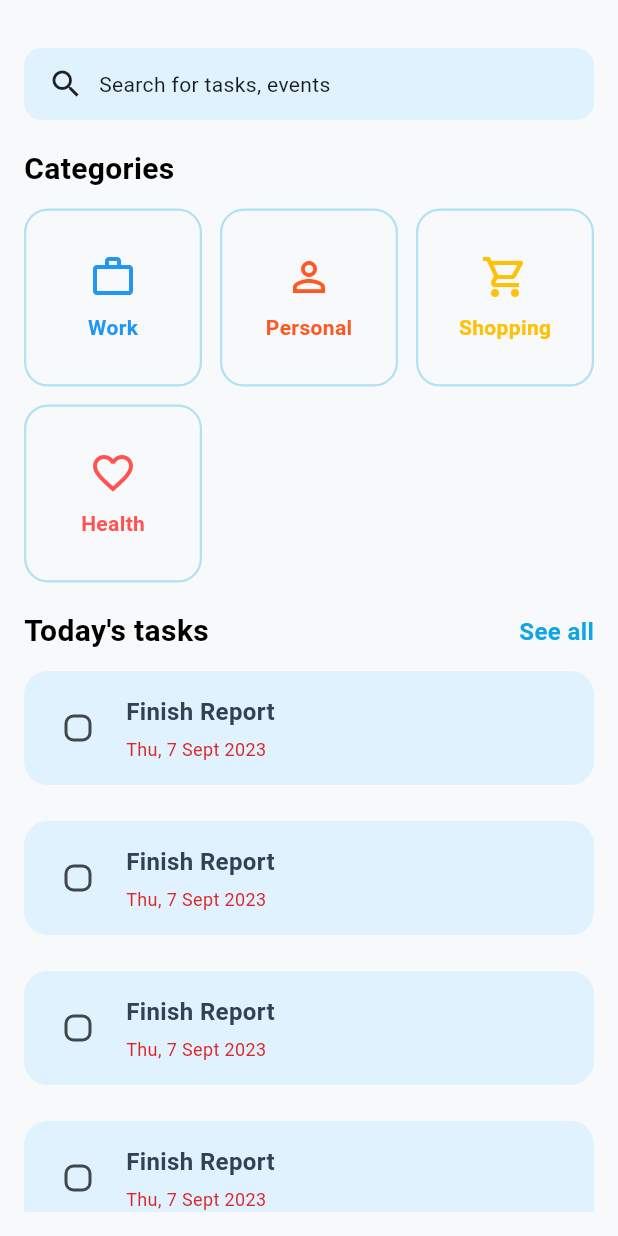
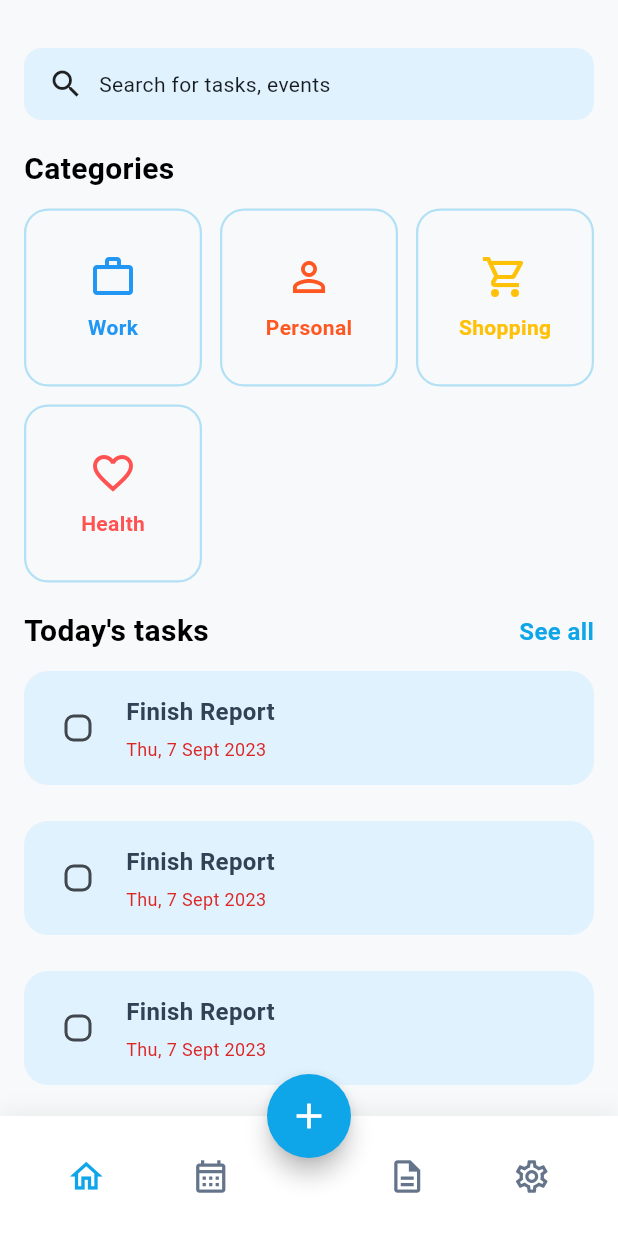
Before and after one commit to YahiaAshraf-CS/advanced_to_do_list, a Flutter app: the screen it shows after launch, on a phone screen of 412 x 824 dp. Run offline on Flutter 3.47's test engine with Material 3 defaults, Android fonts, the phone set to English and light mode, and no system bars.

Commit message:
fix( fixing the navigation bar and home page): - fixing the navigation bar - fix the home screen - complete the Home screen

```diff
--- a/lib/main.dart
+++ b/lib/main.dart
@@ -24,15 +24,15 @@ class MyApp extends StatelessWidget {
       debugShowCheckedModeBanner: false,
       title: 'Task & Calendar App',
       theme: AppTheme.lightTheme,
-      home: HomeScreen(),
+      home: const MainNavigationScreen(),
       routes: {
-        AppRoutes.home: (context) => HomeScreen(),
-        AppRoutes.allTasks: (context) => AllTasksScreen(),
-        AppRoutes.calendar: (context) => CalendarScreen(),
-        AppRoutes.settings: (context) => SettingsScreen(),
-        AppRoutes.documents: (context) => DocumentsScreen(),
-        AppRoutes.onboarding: (context) => OnboardingScreen(),
-        AppRoutes.signup: (context) => SignInScreen(),
+        AppRoutes.home: (context) => const HomeScreen(),
+        AppRoutes.allTasks: (context) => const AllTasksScreen(),
+        AppRoutes.calendar: (context) => const CalendarScreen(),
+        AppRoutes.settings: (context) => const SettingsScreen(),
+        AppRoutes.documents: (context) => const DocumentsScreen(),
+        AppRoutes.onboarding: (context) => const OnboardingScreen(),
+        AppRoutes.signup: (context) => const SignInScreen(),
       },
     );
   }
--- a/lib/view/screens/documents_screen.dart
+++ b/lib/view/screens/documents_screen.dart
@@ -10,6 +10,6 @@ class DocumentsScreen extends StatefulWidget {
 class _DocumentsScreenState extends State<DocumentsScreen> {
   @override
   Widget build(BuildContext context) {
-    return Scaffold();
+    return const Scaffold();
   }
 }
--- a/lib/view/screens/home_screen.dart
+++ b/lib/view/screens/home_screen.dart
@@ -1,18 +1,11 @@
-
-import 'package:advanced_to_do_list/core/routes/app_routes.dart';
 import 'package:advanced_to_do_list/theme/app_colors.dart';
 import 'package:advanced_to_do_list/view/widgets/Categories_widget.dart';
+import 'package:flutter/material.dart';
 import 'package:advanced_to_do_list/view/widgets/task_card.dart';
-import 'package:flutter/material.dart';
 
-class HomeScreen extends StatefulWidget {
+class HomeScreen extends StatelessWidget {
   const HomeScreen({super.key});
 
-  @override
-  State<HomeScreen> createState() => _HomeScreenState();
-}
-
-class _HomeScreenState extends State<HomeScreen> {
   @override
   Widget build(BuildContext context) {
     return Scaffold(
@@ -20,44 +13,38 @@ class _HomeScreenState extends State<HomeScreen> {
         padding: const EdgeInsets.all(16.0),
         child: Column(
           crossAxisAlignment: CrossAxisAlignment.start,
-
-          children:[
-
+          children: [
             Container(
               margin: const EdgeInsets.only(top: 16.0),
-              padding: const EdgeInsets.symmetric(horizontal: 16.0, vertical: 12.0),
+              padding:
+                  const EdgeInsets.symmetric(horizontal: 16.0, vertical: 12.0),
               decoration: BoxDecoration(
-
                 borderRadius: BorderRadius.circular(12.0),
                 color: AppColors.taskBackground,
-                // boxShadow: [
-                //   BoxShadow(
-                //     color: Colors.black.withOpacity(0.1),
-                //     blurRadius: 4.0,
-                //     offset: const Offset(0, 2),
-                //   ),
-                // ],
               ),
-              child: Row(
-
-                children:[
+              child: const Row(
+                children: [
                   Icon(Icons.search),
                   SizedBox(width: 10.0),
-                  Text('Search for tasks, events'),
+                  Expanded(
+                    child: Text(
+                      'Search for tasks, events',
+                      overflow: TextOverflow.ellipsis,
+                    ),
+                  ),
                 ],
               ),
             ),
-            SizedBox(height: 18.0),
-            Text(
+            const SizedBox(height: 18.0),
+            const Text(
               "Categories",
               style: TextStyle(
                 fontSize: 20.0,
                 fontWeight: FontWeight.bold,
                 color: AppColors.black,
-              )
-
               ),
-            SizedBox(height: 12.0),
+            ),
+            const SizedBox(height: 12.0),
             GridView.count(
               crossAxisCount: 3,
               crossAxisSpacing: 12,
@@ -87,34 +74,36 @@ class _HomeScreenState extends State<HomeScreen> {
                 ),
               ],
             ),
-            SizedBox(height: 18.0),
+            const SizedBox(height: 18.0),
             Row(
               mainAxisAlignment: MainAxisAlignment.spaceBetween,
-              children:[
-                Text("Today's tasks",
+              children: [
+                const Text(
+                  "Today's tasks",
                   style: TextStyle(
                     fontSize: 20.0,
                     fontWeight: FontWeight.bold,
                     color: AppColors.black,
-                )),
+                  ),
+                ),
                 InkWell(
-                onTap: (){
-
-                },
-                child: Text("See all",
+                  onTap: () {},
+                  child: const Text(
+                    "See all",
                     style: TextStyle(
-
                       fontSize: 16.0,
                       fontWeight: FontWeight.bold,
                       color: AppColors.primary,
-                ),),
-               )
+                    ),
+                  ),
+                ),
               ],
             ),
-            SizedBox(height: 12.0),
+            const SizedBox(height: 12.0),
             Expanded(
               child: ListView.separated(
-                separatorBuilder: (context, index) => const SizedBox(height: 12.0),
+                separatorBuilder: (context, index) =>
+                    const SizedBox(height: 12.0),
                 itemCount: 10,
                 itemBuilder: (context, index) => const TaskCard(
                   title: 'Finish Report',
@@ -122,14 +111,10 @@ class _HomeScreenState extends State<HomeScreen> {
                   isOverdue: true,
                 ),
               ),
-            )
+            ),
           ],
-
-
         ),
-
       ),
-
     );
   }
 }
--- a/lib/view/screens/settings_screen.dart
+++ b/lib/view/screens/settings_screen.dart
@@ -10,6 +10,6 @@ class SettingsScreen extends StatefulWidget {
 class _SettingsScreenState extends State<SettingsScreen> {
   @override
   Widget build(BuildContext context) {
-    return Scaffold();
+    return const Scaffold();
   }
 }
```
Lines whose indentation alone changed are shown as unchanged.
